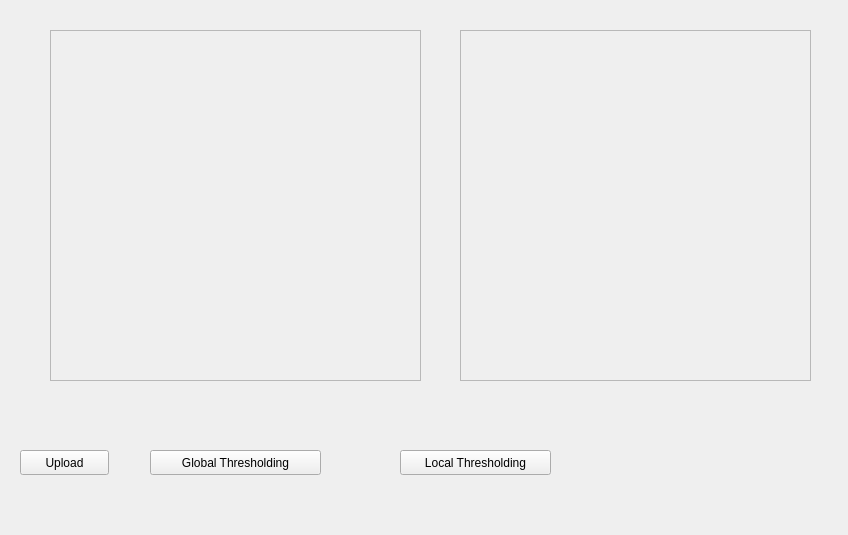
SBME2025-ComputerVision/Task1_CV_CPP, file Task1/UI/thresholdwidget.ui: the form before one commit.
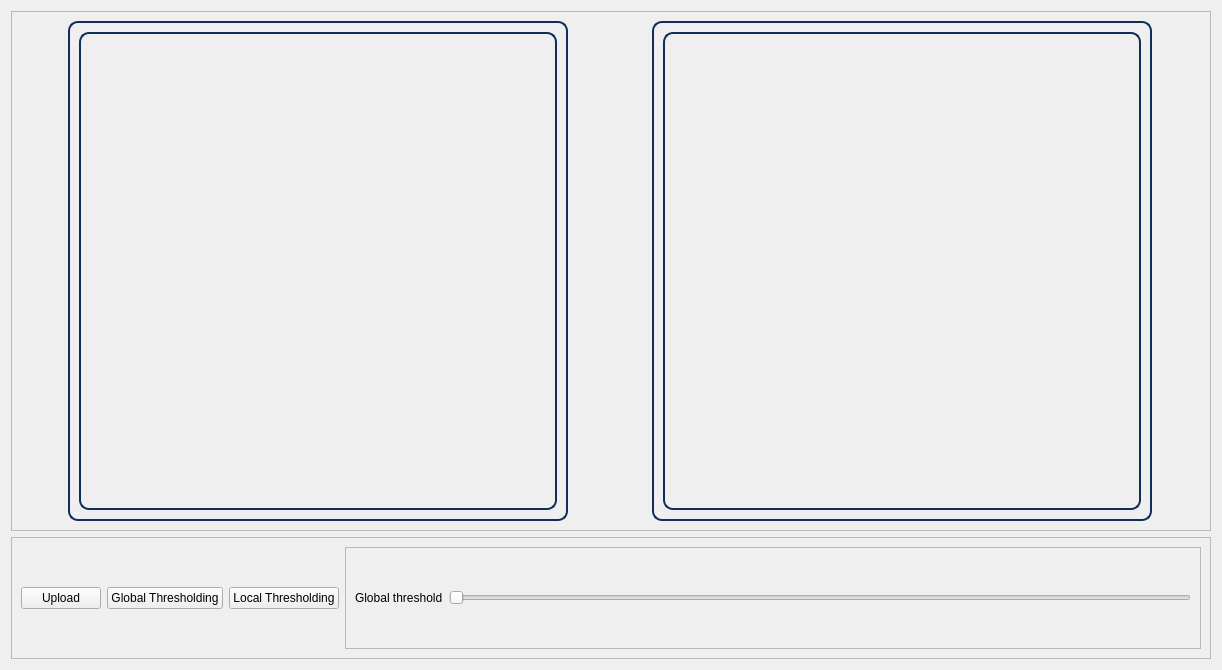
The form after the commit.

The edit to the form file:
```diff
--- a/Task1/UI/thresholdwidget.ui
+++ b/Task1/UI/thresholdwidget.ui
@@ -6,50 +6,42 @@
    <rect>
     <x>0</x>
     <y>0</y>
-    <width>848</width>
-    <height>535</height>
+    <width>1222</width>
+    <height>670</height>
    </rect>
   </property>
   <property name="windowTitle">
    <string>Form</string>
   </property>
-  <widget class="QFrame" name="frame">
-   <property name="geometry">
-    <rect>
-     <x>50</x>
-     <y>30</y>
-     <width>371</width>
-     <height>351</height>
-    </rect>
-   </property>
+  <layout class="QVBoxLayout" name="verticalLayout">
+   <item>
+    <widget class="QFrame" name="frame_7">
    <property name="frameShape">
     <enum>QFrame::StyledPanel</enum>
    </property>
    <property name="frameShadow">
     <enum>QFrame::Raised</enum>
    </property>
-   <widget class="QLabel" name="processedImage">
-    <property name="geometry">
-     <rect>
-      <x>0</x>
-      <y>0</y>
-      <width>371</width>
-      <height>351</height>
-     </rect>
-    </property>
-    <property name="text">
-     <string/>
-    </property>
-   </widget>
-  </widget>
-  <widget class="QFrame" name="frame_2">
-   <property name="geometry">
-    <rect>
-     <x>460</x>
-     <y>30</y>
-     <width>351</width>
-     <height>351</height>
-    </rect>
+     <layout class="QHBoxLayout" name="horizontalLayout_4">
+      <item>
+       <widget class="QFrame" name="frame_8">
+        <property name="minimumSize">
+         <size>
+          <width>500</width>
+          <height>500</height>
+         </size>
+        </property>
+        <property name="maximumSize">
+         <size>
+          <width>500</width>
+          <height>500</height>
+         </size>
+        </property>
+        <property name="styleSheet">
+         <string notr="true">
+           border: 2px solid rgb(15, 47, 89);
+          border-radius: 10px;
+      </string>
    </property>
    <property name="frameShape">
     <enum>QFrame::StyledPanel</enum>
@@ -57,59 +49,137 @@
    <property name="frameShadow">
     <enum>QFrame::Raised</enum>
    </property>
+        <layout class="QVBoxLayout" name="verticalLayout_2">
+         <item>
    <widget class="QLabel" name="originalImage">
-    <property name="geometry">
-     <rect>
-      <x>0</x>
-      <y>0</y>
-      <width>351</width>
-      <height>351</height>
-     </rect>
-    </property>
+           <property name="text">
+            <string/>
+           </property>
+          </widget>
+         </item>
+        </layout>
+       </widget>
+      </item>
+      <item>
+       <spacer name="horizontalSpacer_3">
+        <property name="orientation">
+         <enum>Qt::Horizontal</enum>
+        </property>
+        <property name="sizeType">
+         <enum>QSizePolicy::Minimum</enum>
+        </property>
+        <property name="sizeHint" stdset="0">
+         <size>
+          <width>31</width>
+          <height>20</height>
+         </size>
+        </property>
+       </spacer>
+      </item>
+      <item>
+       <widget class="QFrame" name="frame_9">
+        <property name="minimumSize">
+         <size>
+          <width>500</width>
+          <height>500</height>
+         </size>
+        </property>
+        <property name="maximumSize">
+         <size>
+          <width>500</width>
+          <height>500</height>
+         </size>
+        </property>
+        <property name="styleSheet">
+         <string notr="true">
+           border: 2px solid rgb(15, 47, 89);
+          border-radius: 10px;
+      </string>
+        </property>
+        <property name="frameShape">
+         <enum>QFrame::StyledPanel</enum>
+        </property>
+        <property name="frameShadow">
+         <enum>QFrame::Raised</enum>
+        </property>
+        <layout class="QVBoxLayout" name="verticalLayout_3">
+         <item>
+          <widget class="QLabel" name="processedImage">
     <property name="text">
      <string/>
     </property>
    </widget>
-  </widget>
+         </item>
+        </layout>
+       </widget>
+      </item>
+     </layout>
+    </widget>
+   </item>
+   <item>
+    <widget class="QFrame" name="frame">
+     <property name="frameShape">
+      <enum>QFrame::StyledPanel</enum>
+     </property>
+     <property name="frameShadow">
+      <enum>QFrame::Raised</enum>
+     </property>
+     <layout class="QHBoxLayout" name="horizontalLayout_3">
+      <item>
+       <layout class="QHBoxLayout" name="horizontalLayout">
+        <item>
+         <widget class="QPushButton" name="uploadBtn">
+          <property name="text">
+           <string>Upload</string>
+          </property>
+         </widget>
+        </item>
+        <item>
   <widget class="QPushButton" name="globalThresholdBtn">
-   <property name="geometry">
-    <rect>
-     <x>150</x>
-     <y>450</y>
-     <width>171</width>
-     <height>25</height>
-    </rect>
-   </property>
    <property name="text">
     <string>Global Thresholding</string>
    </property>
   </widget>
+        </item>
+        <item>
   <widget class="QPushButton" name="localThresholdBtn">
-   <property name="geometry">
-    <rect>
-     <x>400</x>
-     <y>450</y>
-     <width>151</width>
-     <height>25</height>
-    </rect>
-   </property>
    <property name="text">
     <string>Local Thresholding</string>
    </property>
   </widget>
-  <widget class="QPushButton" name="uploadBtn">
-   <property name="geometry">
-    <rect>
-     <x>20</x>
-     <y>450</y>
-     <width>89</width>
-     <height>25</height>
-    </rect>
-   </property>
+        </item>
+       </layout>
+      </item>
+      <item>
+       <widget class="QFrame" name="frame_2">
+        <property name="frameShape">
+         <enum>QFrame::StyledPanel</enum>
+        </property>
+        <property name="frameShadow">
+         <enum>QFrame::Raised</enum>
+        </property>
+        <layout class="QHBoxLayout" name="horizontalLayout_2">
+         <item>
+          <widget class="QLabel" name="label">
    <property name="text">
-    <string>Upload</string>
-   </property>
-  </widget>
+            <string>Global threshold</string>
+           </property>
+          </widget>
+         </item>
+         <item>
+          <widget class="QSlider" name="radiusSLider">
+           <property name="orientation">
+            <enum>Qt::Horizontal</enum>
+           </property>
+          </widget>
+         </item>
+        </layout>
+       </widget>
+      </item>
+     </layout>
+    </widget>
+   </item>
+  </layout>
  </widget>
  <resources/>
  <connections/>
```
Lines whose indentation alone changed are shown as unchanged.
